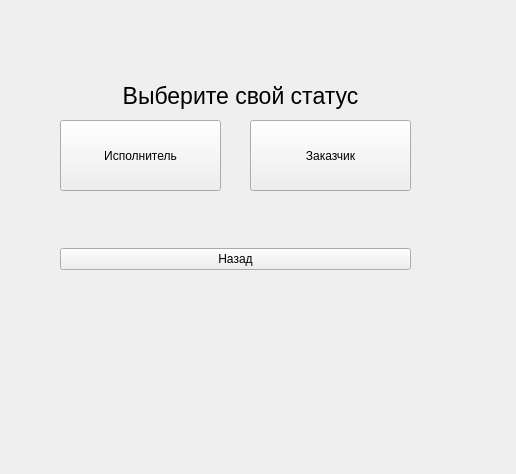
First picture: the form in GreyHound/registerstatus.ui, repository ProteusP/GreyHound-hiring-desktop-app, before the edit.
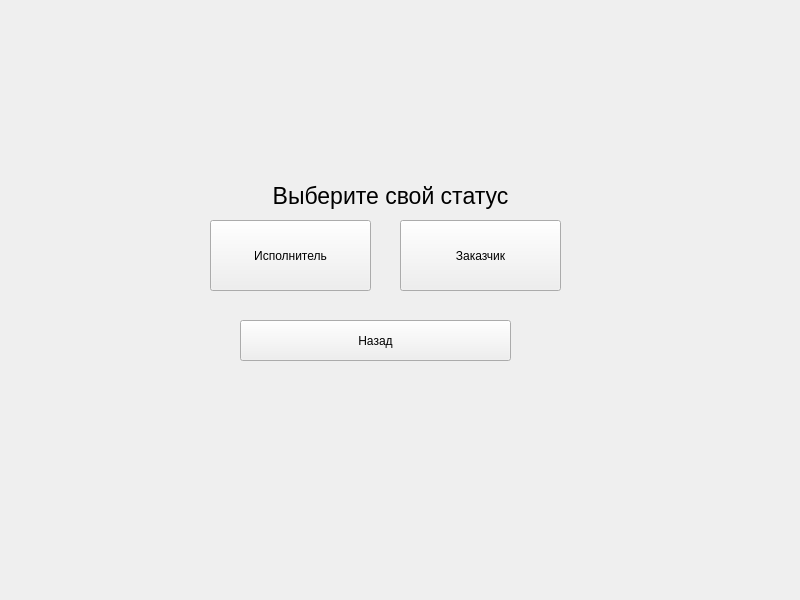
Second picture: the form after the edit.

Commit message: nothing new. but all in one window

Diff of the .ui file:
```diff
--- a/GreyHound/registerstatus.ui
+++ b/GreyHound/registerstatus.ui
@@ -1,24 +1,49 @@
 <?xml version="1.0" encoding="UTF-8"?>
 <ui version="4.0">
  <class>RegisterStatus</class>
- <widget class="QMainWindow" name="RegisterStatus">
+ <widget class="QWidget" name="RegisterStatus">
   <property name="geometry">
    <rect>
     <x>0</x>
     <y>0</y>
-    <width>516</width>
-    <height>474</height>
+    <width>800</width>
+    <height>600</height>
    </rect>
   </property>
   <property name="windowTitle">
    <string>MainWindow</string>
   </property>
-  <widget class="QWidget" name="centralwidget">
+  <widget class="QPushButton" name="statusEmployerPB">
+   <property name="geometry">
+    <rect>
+     <x>400</x>
+     <y>220</y>
+     <width>161</width>
+     <height>71</height>
+    </rect>
+   </property>
+   <property name="text">
+    <string>Заказчик</string>
+   </property>
+  </widget>
+  <widget class="QPushButton" name="backToLoginPB">
+   <property name="geometry">
+    <rect>
+     <x>240</x>
+     <y>320</y>
+     <width>271</width>
+     <height>41</height>
+    </rect>
+   </property>
+   <property name="text">
+    <string>Назад</string>
+   </property>
+  </widget>
    <widget class="QLabel" name="label">
     <property name="geometry">
      <rect>
-      <x>110</x>
-      <y>60</y>
+     <x>260</x>
+     <y>160</y>
       <width>261</width>
       <height>71</height>
      </rect>
@@ -38,8 +63,8 @@
    <widget class="QPushButton" name="statusCandidatePB">
     <property name="geometry">
      <rect>
-      <x>60</x>
-      <y>120</y>
+     <x>210</x>
+     <y>220</y>
       <width>161</width>
       <height>71</height>
      </rect>
@@ -47,39 +72,6 @@
     <property name="text">
      <string>Исполнитель</string>
     </property>
-   </widget>
-   <widget class="QPushButton" name="statusEmployerPB">
-    <property name="geometry">
-     <rect>
-      <x>250</x>
-      <y>120</y>
-      <width>161</width>
-      <height>71</height>
-     </rect>
-    </property>
-    <property name="text">
-     <string>Заказчик</string>
-    </property>
-   </widget>
-   <widget class="QWidget" name="horizontalLayoutWidget">
-    <property name="geometry">
-     <rect>
-      <x>60</x>
-      <y>219</y>
-      <width>351</width>
-      <height>81</height>
-     </rect>
-    </property>
-    <layout class="QHBoxLayout" name="horizontalLayout">
-     <item>
-      <widget class="QPushButton" name="backToLoginPB">
-       <property name="text">
-        <string>Назад</string>
-       </property>
-      </widget>
-     </item>
-    </layout>
-   </widget>
   </widget>
  </widget>
  <resources/>
```
Left out of the diff: 2 changed lines with no effect on the pictures. Lines whose indentation alone changed are shown as unchanged. The commit also changes 58 other files.
